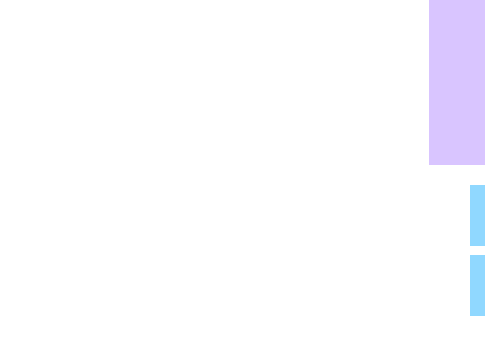
Old version of the form _uiFile/viewRecommend.ui in the repository jonga0209/Python_weatherPicker; both pictures show x 0 to 485 and y 445 to 800 of the 1300 by 800 pixel window.
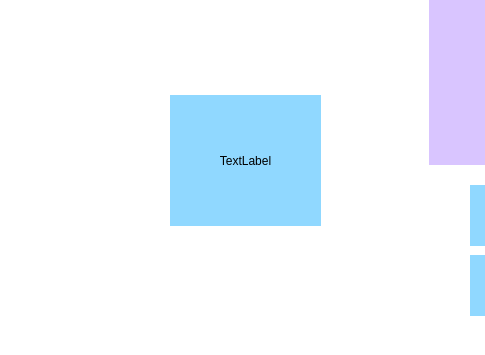
New version of the form.

Commit message: recommend 화면 날짜, 기온 나오기

The edit to the form file:
```diff
--- a/_uiFile/viewRecommend.ui
+++ b/_uiFile/viewRecommend.ui
@@ -364,6 +364,26 @@
     <set>Qt::AlignCenter</set>
    </property>
   </widget>
+  <widget class="QLabel" name="r_la_tem">
+   <property name="geometry">
+    <rect>
+     <x>170</x>
+     <y>540</y>
+     <width>151</width>
+     <height>131</height>
+    </rect>
+   </property>
+   <property name="styleSheet">
+    <string notr="true">background-color: rgb(144, 216, 255);
+font: 25 20pt &quot;나눔바른고딕 Light&quot;;</string>
+   </property>
+   <property name="text">
+    <string>TextLabel</string>
+   </property>
+   <property name="alignment">
+    <set>Qt::AlignCenter</set>
+   </property>
+  </widget>
  </widget>
  <resources/>
  <connections/>
```
The commit also changes 5 other files.
